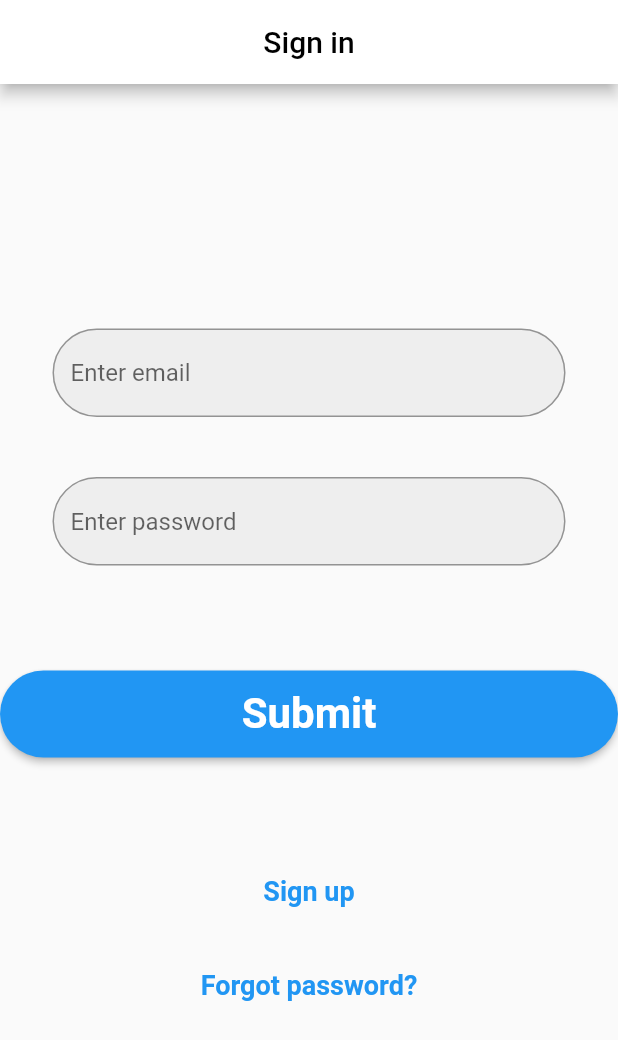
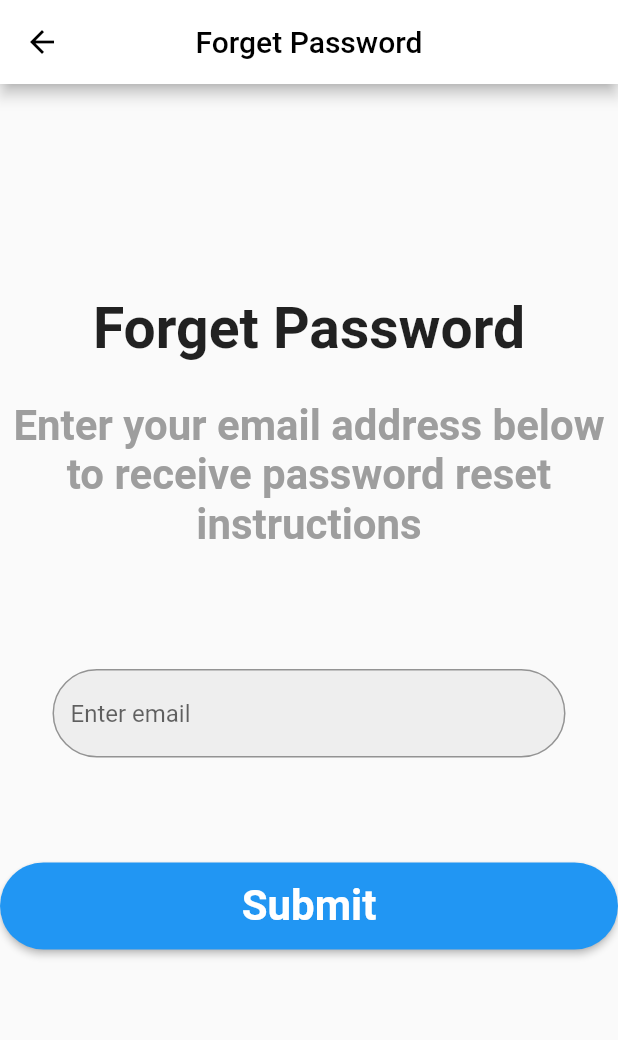
Before and after one commit to Valinor13/holberton-twitter_clone, a Flutter app: the screen it shows after launch, after a tap on "Forgot password?", on a phone screen of 412 x 824 dp. Shown: the top 1040 px of the screen. Run offline on Flutter 3.47's test engine with Material 2 defaults, Android fonts, the phone set to English and light mode, and no system bars.

Commit message:
adding forgot password screen

```diff
--- /dev/null
+++ b/twitter/lib/screens/forgot_password_screen.dart
@@ -0,0 +1,80 @@
+import 'package:flutter/material.dart';
+import 'package:twitter/widgets/entry_field.dart';
+import 'package:twitter/widgets/submit_button.dart';
+
+class ForgetPassword extends StatefulWidget {
+  const ForgetPassword({Key? key}) : super(key: key);
+
+  @override
+  State<ForgetPassword> createState() => _ForgetPasswordState();
+}
+
+class _ForgetPasswordState extends State<ForgetPassword> {
+  late final TextEditingController _emailController;
+
+  @override
+  initState() {
+    super.initState();
+    _emailController = TextEditingController();
+  }
+
+  @override
+  void dispose() {
+    super.dispose();
+    _emailController.dispose();
+  }
+
+  @override
+  Widget build(BuildContext context) {
+    return Scaffold(
+      appBar: AppBar(
+        title: const Text(
+          'Forget Password',
+        ),
+        centerTitle: true,
+        backgroundColor: Colors.white,
+        foregroundColor: Colors.black,
+      ),
+      body: Center(
+        child: SingleChildScrollView(
+          child: Column(
+            mainAxisAlignment: MainAxisAlignment.center,
+            crossAxisAlignment: CrossAxisAlignment.center,
+            children: [
+              const Padding(
+                padding: EdgeInsets.only(bottom: 25),
+                child: Text(
+                  'Forget Password',
+                  style: TextStyle(
+                    fontSize: 38,
+                    fontWeight: FontWeight.bold,
+                  ),
+                ),
+              ),
+              const Padding(
+                padding: EdgeInsets.only(bottom: 60),
+                child: Text(
+                  'Enter your email address below to receive password reset instructions',
+                  style: TextStyle(
+                    fontSize: 28,
+                    fontWeight: FontWeight.bold,
+                    color: Colors.grey,
+                  ),
+                  textAlign: TextAlign.center,
+                ),
+              ),
+              CustomEntryField(
+                  controller: _emailController,
+                  context: context,
+                  hint: 'Enter email'),
+              SubmitButton(
+                text: 'Submit',
+                pressed: () {},
+              ),
+            ],
+          ),
+        ),
+      ),
+    );
+  }
+}
--- a/twitter/lib/screens/sign_in_screen.dart
+++ b/twitter/lib/screens/sign_in_screen.dart
@@ -1,4 +1,5 @@
 import 'package:flutter/material.dart';
+import 'package:twitter/screens/forgot_password_screen.dart';
 import 'package:twitter/screens/sign_up_screen.dart';
 import 'package:twitter/widgets/entry_field.dart';
 import 'package:twitter/widgets/submit_button.dart';
@@ -69,7 +70,10 @@ class _SignInState extends State<SignIn> {
                   }),
               TextLinkButton(
                 text: 'Forgot password?',
-                pressed: () {},
+                pressed: () {
+                  Navigator.push(context,
+                      MaterialPageRoute(builder: (context) => const ForgetPassword()));
+                },
               ),
             ],
           ),
```
